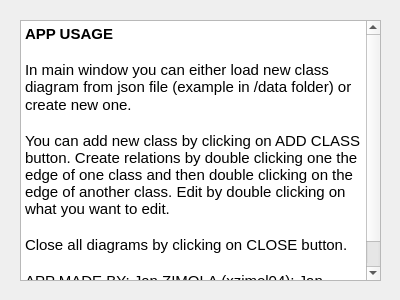
This is src/views/infodialog.ui in JohnyDevp/CPP_Project as Qt 5 draws it before an edit. The edited form follows.
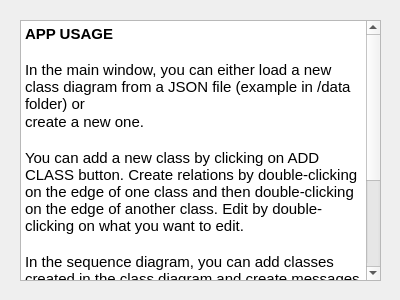
This is the edited form.

Diff of the .ui file:
```diff
--- a/src/views/infodialog.ui
+++ b/src/views/infodialog.ui
@@ -30,14 +30,17 @@
 &lt;/style&gt;&lt;/head&gt;&lt;body style=&quot; font-family:'Cantarell'; font-size:11pt; font-weight:400; font-style:normal;&quot;&gt;
 &lt;p style=&quot; margin-top:0px; margin-bottom:0px; margin-left:0px; margin-right:0px; -qt-block-indent:0; text-indent:0px;&quot;&gt;&lt;span style=&quot; font-weight:700;&quot;&gt;APP USAGE&lt;/span&gt;&lt;/p&gt;
 &lt;p style=&quot;-qt-paragraph-type:empty; margin-top:0px; margin-bottom:0px; margin-left:0px; margin-right:0px; -qt-block-indent:0; text-indent:0px;&quot;&gt;&lt;br /&gt;&lt;/p&gt;
-&lt;p style=&quot; margin-top:0px; margin-bottom:0px; margin-left:0px; margin-right:0px; -qt-block-indent:0; text-indent:0px;&quot;&gt;In main window you can either load new class diagram from json file (example in /data folder) or&lt;/p&gt;
-&lt;p style=&quot; margin-top:0px; margin-bottom:0px; margin-left:0px; margin-right:0px; -qt-block-indent:0; text-indent:0px;&quot;&gt;create new one.&lt;/p&gt;
+&lt;p style=&quot; margin-top:0px; margin-bottom:0px; margin-left:0px; margin-right:0px; -qt-block-indent:0; text-indent:0px;&quot;&gt;In the main window, you can either load a new class diagram from a JSON file (example in /data folder) or&lt;/p&gt;
+&lt;p style=&quot; margin-top:0px; margin-bottom:0px; margin-left:0px; margin-right:0px; -qt-block-indent:0; text-indent:0px;&quot;&gt;create a new one.&lt;/p&gt;
 &lt;p style=&quot;-qt-paragraph-type:empty; margin-top:0px; margin-bottom:0px; margin-left:0px; margin-right:0px; -qt-block-indent:0; text-indent:0px;&quot;&gt;&lt;br /&gt;&lt;/p&gt;
-&lt;p style=&quot; margin-top:0px; margin-bottom:0px; margin-left:0px; margin-right:0px; -qt-block-indent:0; text-indent:0px;&quot;&gt;You can add new class by clicking on ADD CLASS button. Create relations by double clicking one the edge of one class and then double clicking on the edge of another class. Edit by double clicking on what you want to edit.&lt;/p&gt;
+&lt;p style=&quot; margin-top:0px; margin-bottom:0px; margin-left:0px; margin-right:0px; -qt-block-indent:0; text-indent:0px;&quot;&gt;You can add a new class by clicking on ADD CLASS button. Create relations by double-clicking on the edge of one class and then double-clicking on the edge of another class. Edit by double-clicking on what you want to edit.&lt;/p&gt;
 &lt;p style=&quot;-qt-paragraph-type:empty; margin-top:0px; margin-bottom:0px; margin-left:0px; margin-right:0px; -qt-block-indent:0; text-indent:0px;&quot;&gt;&lt;br /&gt;&lt;/p&gt;
-&lt;p style=&quot; margin-top:0px; margin-bottom:0px; margin-left:0px; margin-right:0px; -qt-block-indent:0; text-indent:0px;&quot;&gt;Close all diagrams by clicking on CLOSE button.&lt;/p&gt;
+&lt;p style=&quot; margin-top:0px; margin-bottom:0px; margin-left:0px; margin-right:0px; -qt-block-indent:0; text-indent:0px;&quot;&gt;In the sequence diagram, you can add classes created in the class diagram and create messages between them by right-clicking on the timeline below a class.&lt;/p&gt;
 &lt;p style=&quot;-qt-paragraph-type:empty; margin-top:0px; margin-bottom:0px; margin-left:0px; margin-right:0px; -qt-block-indent:0; text-indent:0px;&quot;&gt;&lt;br /&gt;&lt;/p&gt;
-&lt;p style=&quot; margin-top:0px; margin-bottom:0px; margin-left:0px; margin-right:0px; -qt-block-indent:0; text-indent:0px;&quot;&gt;APP MADE BY: Jan ZIMOLA (xzimol04); Jan HOLAN (xholan11)&lt;/p&gt;&lt;/body&gt;&lt;/html&gt;</string>
+&lt;p style=&quot;-qt-paragraph-type:empty; margin-top:0px; margin-bottom:0px; margin-left:0px; margin-right:0px; -qt-block-indent:0; text-indent:0px;&quot;&gt;&lt;br /&gt;&lt;/p&gt;
+&lt;p style=&quot; margin-top:0px; margin-bottom:0px; margin-left:0px; margin-right:0px; -qt-block-indent:0; text-indent:0px;&quot;&gt;Close all diagrams by clicking on the CLOSE button.&lt;/p&gt;
+&lt;p style=&quot;-qt-paragraph-type:empty; margin-top:0px; margin-bottom:0px; margin-left:0px; margin-right:0px; -qt-block-indent:0; text-indent:0px;&quot;&gt;&lt;br /&gt;&lt;/p&gt;
+&lt;p style=&quot; margin-top:0px; margin-bottom:0px; margin-left:0px; margin-right:0px; -qt-block-indent:0; text-indent:0px;&quot;&gt;APP MADE BY: xzimol04; Jan HOLAN (xholan11)&lt;/p&gt;&lt;/body&gt;&lt;/html&gt;</string>
    </property>
   </widget>
  </widget>
```
